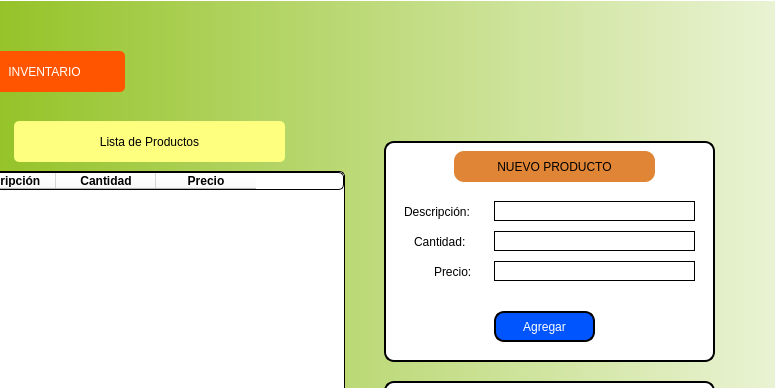
rmarting13/Supermark, file interfaces/AdminView.ui: the form before one commit; both pictures show x 137 to 912 and y 0 to 388 of the 1111 by 734 pixel window.
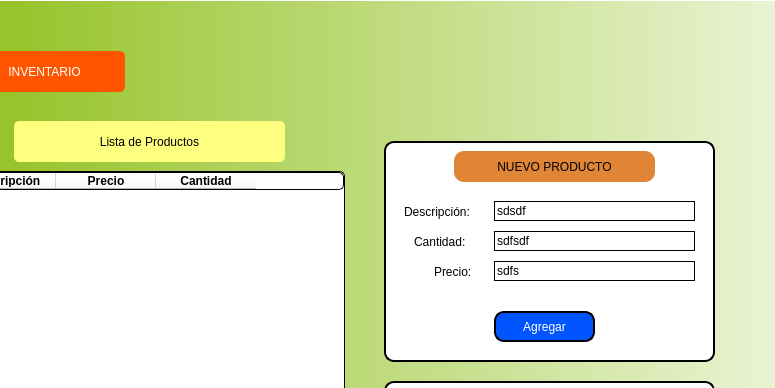
The form after the commit. The open tabs and pages were chosen to show the change. Icons and pictures are not drawn.

Commit message: CRUD productos admin terminado

```diff
--- a/interfaces/AdminView.ui
+++ b/interfaces/AdminView.ui
@@ -1930,17 +1930,6 @@
                    </font>
                   </property>
                  </column>
-                 <column>
-                  <property name="text">
-                   <string>Cantidad</string>
-                  </property>
-                  <property name="font">
-                   <font>
-                    <weight>75</weight>
-                    <bold>true</bold>
-                   </font>
-                  </property>
-                 </column>
                  <column>
                   <property name="text">
                    <string>Precio</string>
@@ -1952,6 +1941,17 @@
                    </font>
                   </property>
                  </column>
+                 <column>
+                  <property name="text">
+                   <string>Cantidad</string>
+                  </property>
+                  <property name="font">
+                   <font>
+                    <weight>75</weight>
+                    <bold>true</bold>
+                   </font>
+                  </property>
+                 </column>
                 </widget>
                 <widget class="QLabel" name="lblListaProducto">
                  <property name="geometry">
@@ -2365,6 +2365,9 @@
                    <string notr="true">border-radius: none;
 border-width: 1px;</string>
                   </property>
+                  <property name="text">
+                   <string>sdfs</string>
+                  </property>
                  </widget>
                  <widget class="QLineEdit" name="lineEditCantidad">
                   <property name="geometry">
@@ -2379,6 +2382,9 @@
                    <string notr="true">border-radius: none;
 border-width: 1px;</string>
                   </property>
+                  <property name="text">
+                   <string>sdfsdf</string>
+                  </property>
                  </widget>
                  <widget class="QLineEdit" name="lineEditDescripcion">
                   <property name="geometry">
@@ -2393,6 +2399,9 @@
                    <string notr="true">border-radius: none;
 border-width: 1px;</string>
                   </property>
+                  <property name="text">
+                   <string>sdsdf</string>
+                  </property>
                  </widget>
                 </widget>
                 <widget class="QFrame" name="frameModificar">
```
Left out of the diff: 198 changed lines with no effect on the pictures. The commit also changes 21 other files.
